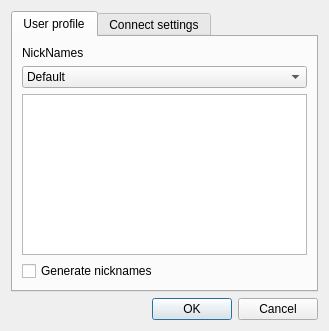
Before: the Qt Designer form src/plugins/azoth/plugins/acetamide/ircaccountconfigurationdialog.ui in 0xd34df00d/leechcraft, drawn with Qt 5.
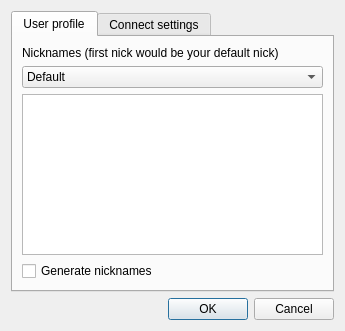
After: the same form once the commit is applied.

Commit message: Azoth Acetamide: add default nickname for account and edit networks using edit button

```diff
--- a/src/plugins/azoth/plugins/acetamide/ircaccountconfigurationdialog.ui
+++ b/src/plugins/azoth/plugins/acetamide/ircaccountconfigurationdialog.ui
@@ -6,7 +6,7 @@
    <rect>
     <x>0</x>
     <y>0</y>
-    <width>329</width>
+    <width>345</width>
     <height>331</height>
    </rect>
   </property>
@@ -37,7 +37,7 @@
        <item row="0" column="0">
         <widget class="QLabel" name="label_7">
          <property name="text">
-          <string>NickNames</string>
+          <string>Nicknames (first nick would be your default nick)</string>
          </property>
         </widget>
        </item>
```
The commit also changes 2 other files.
